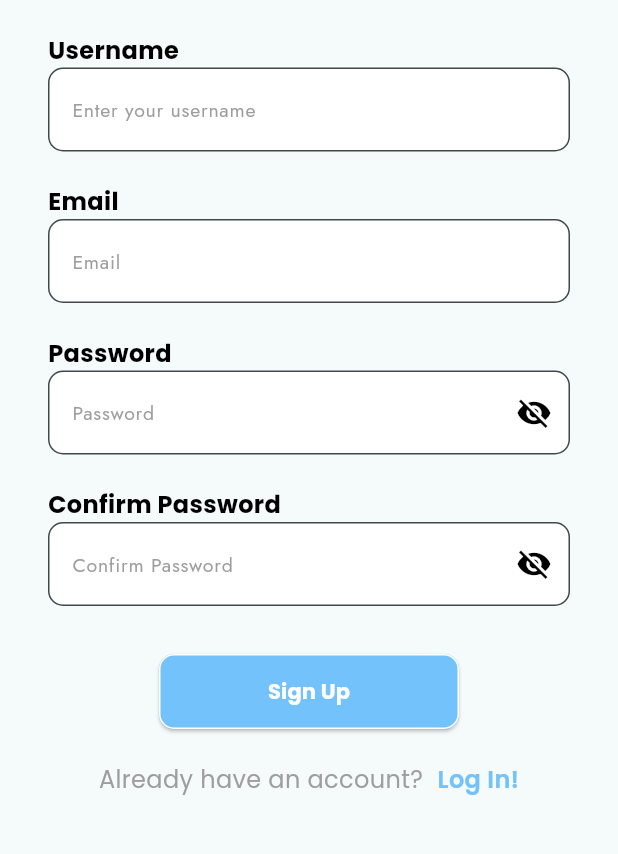
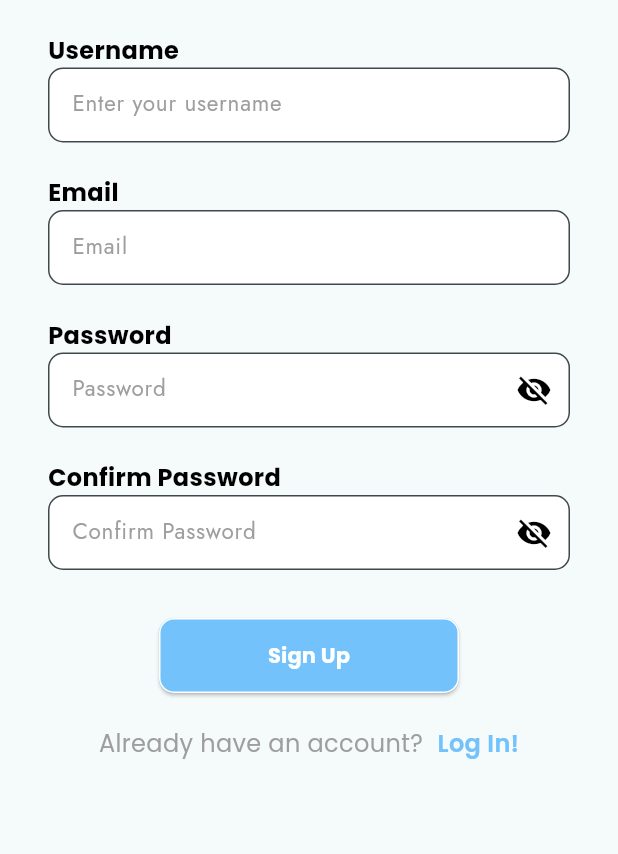
Before and after one commit to martoonio/Tracci-RekayasaSTI, a Flutter app: the screen it shows after launch, after a tap on "Register!", on a phone screen of 412 x 824 dp, the part 303-1157 px from its top. Run offline on Flutter 3.47's test engine with Material 3 defaults, Android fonts, the light colour scheme and no system bars; our stand-ins replace assets_audio_player, connectivity_plus, firebase_auth, firebase_core, firebase_database, firebase_messaging and 4 more; missing offline and left inert: restart_app; accounts and stored records are empty; Roboto replaces fonts that are missing (Lalezar).

Commit message:
fix login and register ui

```diff
--- a/lib/authentication/login_screen.dart
+++ b/lib/authentication/login_screen.dart
@@ -109,6 +109,10 @@ class _LoginScreenState extends State<LoginScreen> {
                 padding: const EdgeInsets.all(22),
                 child: Column(
                   key: _formKey,
+                  crossAxisAlignment: CrossAxisAlignment.center,
+                  mainAxisAlignment: MainAxisAlignment.center,
+                  children: [
+                    Column(
                       crossAxisAlignment: CrossAxisAlignment.start,
                       children: [
                         Text("Email",
@@ -116,10 +120,13 @@ class _LoginScreenState extends State<LoginScreen> {
                                 fontSize: 16,
                                 color: Colors.black,
                                 fontWeight: bold)),
-                    TextFormField(
+                        Container(
+                          width: 400,
+                          height: 50,
+                          child: TextFormField(
                             controller: emailTextEditingController,
                             style: GoogleFonts.poppins(
-                        color: Colors.white,
+                              color: Colors.black,
                             ),
                             inputFormatters: [
                               LengthLimitingTextInputFormatter(50),
@@ -127,7 +134,7 @@ class _LoginScreenState extends State<LoginScreen> {
                             decoration: InputDecoration(
                               hintText: "Enter Your Email",
                               hintStyle: GoogleFonts.jost(
-                          fontSize: 13,
+                                fontSize: 15,
                                 color: Colors.grey,
                                 fontWeight: normal,
                               ),
@@ -143,19 +150,28 @@ class _LoginScreenState extends State<LoginScreen> {
                               ),
                             ),
                           ),
+                        ),
+                      ],
+                    ),
                     const SizedBox(
                       height: 22,
                     ),
+                    Column(
+                      crossAxisAlignment: CrossAxisAlignment.start,
+                      children: [
                         Text("Password",
                             style: GoogleFonts.poppins(
                                 fontSize: 16,
                                 color: Colors.black,
                                 fontWeight: bold)),
-                    TextFormField(
+                        Container(
+                          width: 400,
+                          height: 50,
+                          child: TextFormField(
                             obscureText: !_passwordVisible,
                             controller: passwordTextEditingController,
                             style: GoogleFonts.poppins(
-                        color: Colors.white,
+                              color: Colors.black,
                             ),
                             inputFormatters: [
                               LengthLimitingTextInputFormatter(50),
@@ -163,7 +179,7 @@ class _LoginScreenState extends State<LoginScreen> {
                             decoration: InputDecoration(
                               hintText: "Enter Your Password",
                               hintStyle: GoogleFonts.jost(
-                          fontSize: 13,
+                                fontSize: 15,
                                 color: Colors.grey,
                                 fontWeight: normal,
                               ),
@@ -192,31 +208,8 @@ class _LoginScreenState extends State<LoginScreen> {
                               ),
                             ),
                           ),
-                    const SizedBox(
-                      height: 22,
                         ),
-                    Container(
-                      alignment: Alignment.centerRight,
-                      child: GestureDetector(
-                        onTap: () {
-                          // Navigator.push(
-                          //   context,
-                          //   MaterialPageRoute(
-                          //     builder: (context) => ForgotPassword(),
-                          //   ),
-                          // );
-                        },
-                        child: Text(
-                          "Forgot Password?",
-                          style: GoogleFonts.poppins(
-                            fontSize: 12,
-                            color: Colors.white,
-                            decoration: TextDecoration.underline,
-                            decorationStyle: TextDecorationStyle.solid,
-                            decorationColor: Colors.white,
-                          ),
-                        ),
-                      ),
+                      ],
                     ),
                     const SizedBox(
                       height: 30,
--- a/lib/authentication/signup_screen.dart
+++ b/lib/authentication/signup_screen.dart
@@ -1,5 +1,6 @@
 import 'package:firebase_auth/firebase_auth.dart';
 import 'package:firebase_database/firebase_database.dart';
+import 'package:flutter/foundation.dart';
 import 'package:flutter/material.dart';
 import 'package:flutter/services.dart';
 import 'package:reksti/authentication/login_screen.dart';
@@ -110,7 +111,7 @@ class _SignUpScreenState extends State<SignUpScreen> {
               Padding(
                 padding: const EdgeInsets.all(22),
                 child: Column(
-                  mainAxisAlignment: MainAxisAlignment.center,
+                  mainAxisAlignment: MainAxisAlignment.start,
                   crossAxisAlignment: CrossAxisAlignment.start,
                   children: [
                     Text(
@@ -121,9 +122,6 @@ class _SignUpScreenState extends State<SignUpScreen> {
                         fontWeight: FontWeight.bold,
                       ),
                     ),
-                    // const SizedBox(
-                    //   height: 5,
-                    // ),
                     Text(
                       "Welcome to tracci",
                       style: GoogleFonts.jost(
@@ -135,7 +133,12 @@ class _SignUpScreenState extends State<SignUpScreen> {
                       height: 22,
                     ),
                     Column(
+                      mainAxisAlignment: MainAxisAlignment.center,
+                      crossAxisAlignment: CrossAxisAlignment.center,
+                      children: [
+                        Column(
                           crossAxisAlignment: CrossAxisAlignment.start,
+                          mainAxisAlignment: MainAxisAlignment.start,
                           children: [
                             Text("Username",
                                 style: GoogleFonts.poppins(
@@ -143,14 +146,17 @@ class _SignUpScreenState extends State<SignUpScreen> {
                                   color: Colors.black,
                                   fontWeight: FontWeight.bold,
                                 )),
-                        TextFormField(
+                            Container(
+                              width: 400,
+                              height: 50,
+                              child: TextFormField(
                                 inputFormatters: [
                                   LengthLimitingTextInputFormatter(50)
                                 ],
                                 decoration: InputDecoration(
                                   hintText: "Enter your username",
                                   hintStyle: GoogleFonts.jost(
-                              fontSize: 13,
+                                    fontSize: 15,
                                     color: Colors.grey,
                                     fontWeight: normal,
                                   ),
@@ -168,6 +174,7 @@ class _SignUpScreenState extends State<SignUpScreen> {
                                   userNameTextEditingController.text = text;
                                 }),
                               ),
+                            ),
                           ],
                         ),
                         const SizedBox(
@@ -182,14 +189,17 @@ class _SignUpScreenState extends State<SignUpScreen> {
                                   color: Colors.black,
                                   fontWeight: FontWeight.bold,
                                 )),
-                        TextFormField(
+                            Container(
+                              width: 400,
+                              height: 50,
+                              child: TextFormField(
                                 inputFormatters: [
                                   LengthLimitingTextInputFormatter(50)
                                 ],
                                 decoration: InputDecoration(
                                   hintText: "Email",
                                   hintStyle: GoogleFonts.jost(
-                              fontSize: 13,
+                                    fontSize: 15,
                                     color: Colors.grey,
                                     fontWeight: normal,
                                   ),
@@ -207,6 +217,7 @@ class _SignUpScreenState extends State<SignUpScreen> {
                                   emailTextEditingController.text = text;
                                 }),
                               ),
+                            ),
                           ],
                         ),
                         const SizedBox(
@@ -221,7 +232,10 @@ class _SignUpScreenState extends State<SignUpScreen> {
                                   color: Colors.black,
                                   fontWeight: FontWeight.bold,
                                 )),
-                        TextFormField(
+                            Container(
+                              width: 400,
+                              height: 50,
+                              child: TextFormField(
                                 obscureText: !_passwordVisible,
                                 inputFormatters: [
                                   LengthLimitingTextInputFormatter(50)
@@ -229,7 +243,7 @@ class _SignUpScreenState extends State<SignUpScreen> {
                                 decoration: InputDecoration(
                                   hintText: "Password",
                                   hintStyle: GoogleFonts.jost(
-                              fontSize: 13,
+                                    fontSize: 15,
                                     color: Colors.grey,
                                     fontWeight: normal,
                                   ),
@@ -260,6 +274,7 @@ class _SignUpScreenState extends State<SignUpScreen> {
                                   passwordTextEditingController.text = text;
                                 }),
                               ),
+                            ),
                           ],
                         ),
                         const SizedBox(
@@ -274,7 +289,10 @@ class _SignUpScreenState extends State<SignUpScreen> {
                                   color: Colors.black,
                                   fontWeight: FontWeight.bold,
                                 )),
-                        TextFormField(
+                            Container(
+                              width: 400,
+                              height: 50,
+                              child: TextFormField(
                                 obscureText: !_passwordVisible,
                                 inputFormatters: [
                                   LengthLimitingTextInputFormatter(50)
@@ -282,7 +300,7 @@ class _SignUpScreenState extends State<SignUpScreen> {
                                 decoration: InputDecoration(
                                   hintText: "Confirm Password",
                                   hintStyle: GoogleFonts.jost(
-                              fontSize: 13,
+                                    fontSize: 15,
                                     color: Colors.grey,
                                     fontWeight: normal,
                                   ),
@@ -310,8 +328,10 @@ class _SignUpScreenState extends State<SignUpScreen> {
                                   ),
                                 ),
                                 onChanged: (text) => setState(() {
-                            confirmPasswordTextEditingController.text = text;
+                                  confirmPasswordTextEditingController.text =
+                                      text;
                                 }),
+                              ),
                             ),
                           ],
                         ),
@@ -334,9 +354,12 @@ class _SignUpScreenState extends State<SignUpScreen> {
                               "Sign Up",
                               selectionColor: kSecondaryColor,
                               style: GoogleFonts.poppins(
-                              color: whiteColor, fontWeight: FontWeight.bold),
+                                  color: whiteColor,
+                                  fontWeight: FontWeight.bold),
                             ),
                           ),
+                        ),
+                      ],
                     ),
                   ],
                 ),
--- a/pubspec.yaml
+++ b/pubspec.yaml
@@ -50,6 +50,7 @@ dependencies:
   geolocator: ^12.0.0
   google_maps_flutter_web: ^0.5.7
   url_launcher: ^6.2.6
+  lottie: ^3.1.2
 
 dev_dependencies:
   flutter_test:
```
Also changed, not shown: lib/widget/drawer.dart (+11 -4 lines), lib/widget/logout_dialog.dart (added, +153 -0 lines), pubspec.lock. Lines whose indentation alone changed are shown as unchanged.
